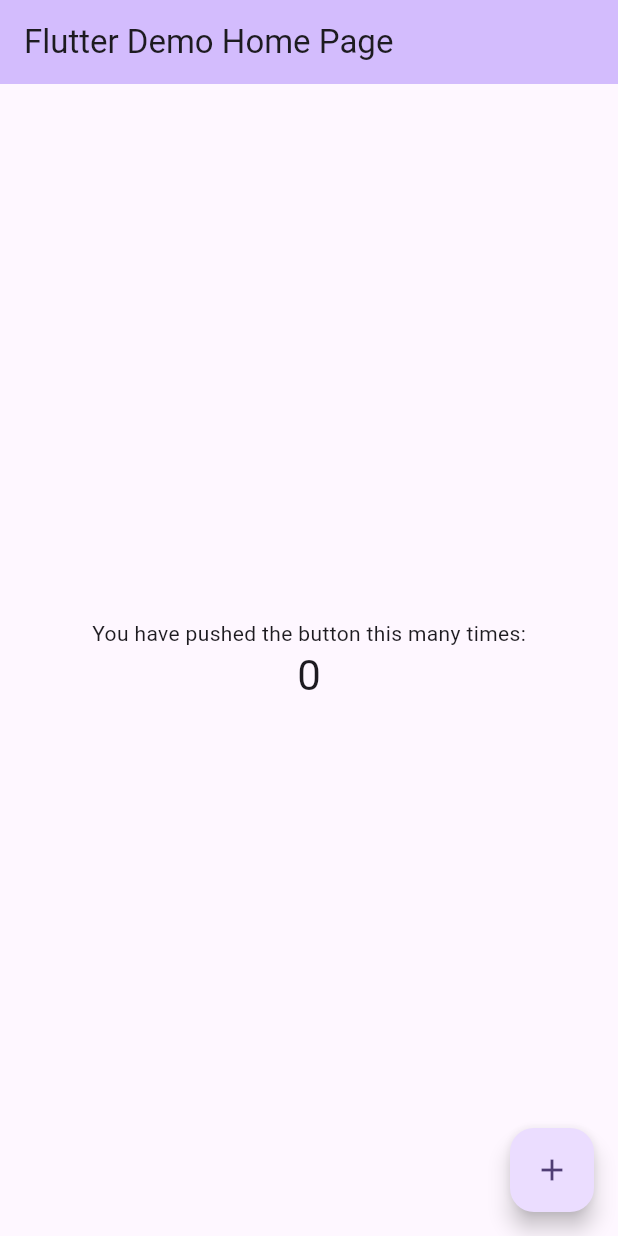
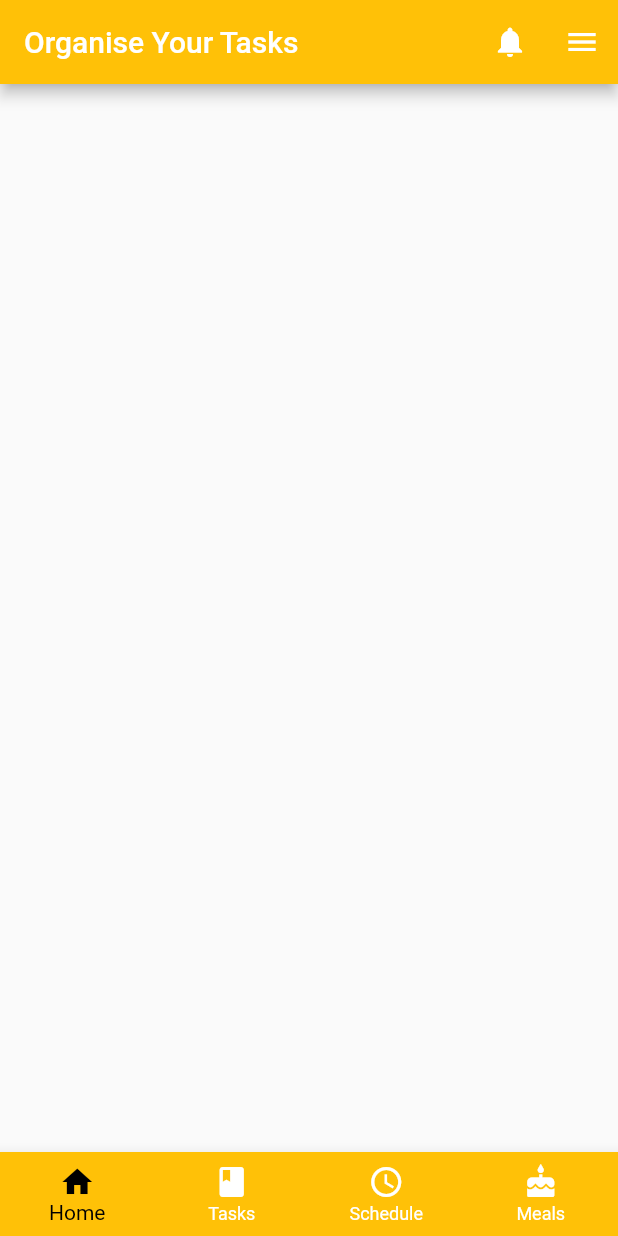
Before and after one commit to prenext/organiser, a Flutter app: the screen it shows after launch, on a phone screen of 412 x 824 dp. Run offline on Flutter 3.47's test engine with Material 2 defaults, Android fonts, the phone set to English and light mode, and no system bars.

Commit message:
add screens and page files

```diff
--- a/lib/main.dart
+++ b/lib/main.dart
@@ -1,125 +1,23 @@
 import 'package:flutter/material.dart';
+import 'pages/home/home_page.dart';
 
 void main() {
-  runApp(const MyApp());
+  runApp(const OrganiserApp());
 }
 
-class MyApp extends StatelessWidget {
-  const MyApp({super.key});
+class OrganiserApp extends StatefulWidget {
+  const OrganiserApp({Key? key}) : super(key: key);
 
-  // This widget is the root of your application.
+  @override
+  State<OrganiserApp> createState() => _OrganiserAppState();
+}
+
+class _OrganiserAppState extends State<OrganiserApp> {
   @override
   Widget build(BuildContext context) {
-    return MaterialApp(
-      title: 'Flutter Demo',
-      theme: ThemeData(
-        // This is the theme of your application.
-        //
-        // TRY THIS: Try running your application with "flutter run". You'll see
-        // the application has a blue toolbar. Then, without quitting the app,
-        // try changing the seedColor in the colorScheme below to Colors.green
-        // and then invoke "hot reload" (save your changes or press the "hot
-        // reload" button in a Flutter-supported IDE, or press "r" if you used
-        // the command line to start the app).
-        //
-        // Notice that the counter didn't reset back to zero; the application
-        // state is not lost during the reload. To reset the state, use hot
-        // restart instead.
-        //
-        // This works for code too, not just values: Most code changes can be
-        // tested with just a hot reload.
-        colorScheme: ColorScheme.fromSeed(seedColor: Colors.deepPurple),
-        useMaterial3: true,
-      ),
-      home: const MyHomePage(title: 'Flutter Demo Home Page'),
+    return const MaterialApp(
+      home: HomePage(),
+      debugShowCheckedModeBanner: false,
     );
   }
 }
-
-class MyHomePage extends StatefulWidget {
-  const MyHomePage({super.key, required this.title});
-
-  // This widget is the home page of your application. It is stateful, meaning
-  // that it has a State object (defined below) that contains fields that affect
-  // how it looks.
-
-  // This class is the configuration for the state. It holds the values (in this
-  // case the title) provided by the parent (in this case the App widget) and
-  // used by the build method of the State. Fields in a Widget subclass are
-  // always marked "final".
-
-  final String title;
-
-  @override
-  State<MyHomePage> createState() => _MyHomePageState();
-}
-
-class _MyHomePageState extends State<MyHomePage> {
-  int _counter = 0;
-
-  void _incrementCounter() {
-    setState(() {
-      // This call to setState tells the Flutter framework that something has
-      // changed in this State, which causes it to rerun the build method below
-      // so that the display can reflect the updated values. If we changed
-      // _counter without calling setState(), then the build method would not be
-      // called again, and so nothing would appear to happen.
-      _counter++;
-    });
-  }
-
-  @override
-  Widget build(BuildContext context) {
-    // This method is rerun every time setState is called, for instance as done
-    // by the _incrementCounter method above.
-    //
-    // The Flutter framework has been optimized to make rerunning build methods
-    // fast, so that you can just rebuild anything that needs updating rather
-    // than having to individually change instances of widgets.
-    return Scaffold(
-      appBar: AppBar(
-        // TRY THIS: Try changing the color here to a specific color (to
-        // Colors.amber, perhaps?) and trigger a hot reload to see the AppBar
-        // change color while the other colors stay the same.
-        backgroundColor: Theme.of(context).colorScheme.inversePrimary,
-        // Here we take the value from the MyHomePage object that was created by
-        // the App.build method, and use it to set our appbar title.
-        title: Text(widget.title),
-      ),
-      body: Center(
-        // Center is a layout widget. It takes a single child and positions it
-        // in the middle of the parent.
-        child: Column(
-          // Column is also a layout widget. It takes a list of children and
-          // arranges them vertically. By default, it sizes itself to fit its
-          // children horizontally, and tries to be as tall as its parent.
-          //
-          // Column has various properties to control how it sizes itself and
-          // how it positions its children. Here we use mainAxisAlignment to
-          // center the children vertically; the main axis here is the vertical
-          // axis because Columns are vertical (the cross axis would be
-          // horizontal).
-          //
-          // TRY THIS: Invoke "debug painting" (choose the "Toggle Debug Paint"
-          // action in the IDE, or press "p" in the console), to see the
-          // wireframe for each widget.
-          mainAxisAlignment: MainAxisAlignment.center,
-          children: <Widget>[
-            const Text(
-              'You have pushed the button this many times:',
-            ),
-            Text(
-              '$_counter',
-              style: Theme.of(context).textTheme.headlineMedium,
-            ),
-          ],
-        ),
-      ),
-      floatingActionButton: FloatingActionButton(
-        onPressed: _incrementCounter,
-        tooltip: 'Increment',
-        child: const Icon(Icons.add),
-      ), // This trailing comma makes auto-formatting nicer for build methods.
-    );
-  }
-}
--- /dev/null
+++ b/lib/pages/home/home_page.dart
@@ -0,0 +1,86 @@
+import 'package:flutter/material.dart';
+import 'screens/dashboard.dart';
+import 'screens/tasks.dart';
+import 'screens/meals.dart';
+import 'screens/schedules.dart';
+
+class HomePage extends StatefulWidget {
+  const HomePage({Key? key}) : super(key: key);
+
+  @override
+  State<HomePage> createState() => _HomePageState();
+}
+
+class _HomePageState extends State<HomePage> {
+  int currentIndex = 0;
+  final PageController _pageController = PageController();
+  final List<Widget> _screens = [
+    const Dashboard(),
+    const Tasks(),
+    const Schedule(),
+    const Meals(),
+  ];
+
+  @override
+  void dispose() {
+    _pageController.dispose();
+    super.dispose();
+  }
+
+  @override
+  Widget build(BuildContext context) {
+    return Scaffold(
+      appBar: AppBar(
+        backgroundColor: Colors.amber,
+        title: const Text('Organise Your Tasks'),
+        actions: <Widget>[
+          IconButton(
+            icon: const Icon(Icons.notifications),
+            onPressed: () {
+              // Handle the search icon tap
+            },
+          ),
+          IconButton(
+            icon: const Icon(Icons.menu),
+            onPressed: () {
+              // Handle the notifications icon tap
+            },
+          ),
+        ],
+      ),
+      body: PageView(
+        controller: _pageController,
+        children: _screens,
+        onPageChanged: (index) {
+          setState(() {
+            currentIndex = index;
+          });
+        },
+      ),
+      bottomNavigationBar: BottomNavigationBar(
+        type: BottomNavigationBarType.fixed,
+        fixedColor: Colors.black,
+        unselectedItemColor: Colors.white,
+        backgroundColor: Colors.amber,
+        items: const [
+          BottomNavigationBarItem(icon: Icon(Icons.home), label: 'Home'),
+          BottomNavigationBarItem(icon: Icon(Icons.book), label: 'Tasks'),
+          BottomNavigationBarItem(
+              icon: Icon(Icons.schedule), label: 'Schedule'),
+          BottomNavigationBarItem(icon: Icon(Icons.cake), label: 'Meals'),
+        ],
+        currentIndex: currentIndex,
+        onTap: (int index) {
+          setState(() {
+            currentIndex = index;
+          });
+          _pageController.animateToPage(
+            index,
+            duration: const Duration(milliseconds: 300),
+            curve: Curves.ease,
+          );
+        },
+      ),
+    );
+  }
+}
--- /dev/null
+++ b/lib/pages/home/screens/dashboard.dart
@@ -0,0 +1,42 @@
+import 'package:flutter/material.dart';
+
+class Dashboard extends StatefulWidget {
+  const Dashboard({super.key});
+
+  @override
+  State<Dashboard> createState() => _DashboardState();
+}
+
+class _DashboardState extends State<Dashboard> {
+  @override
+  Widget build(BuildContext context) {
+    return const Center(
+      child: Column(
+        children: [
+          SizedBox(
+              height: 200,
+              width: double.infinity - 100,
+              child:  Row(
+                mainAxisAlignment: MainAxisAlignment.spaceAround,
+                children:[
+                  Row(),
+               ]
+              ),
+          ),
+          Row(
+
+          ),
+          Row(
+
+          ),
+          Row(
+
+          ),
+          Row(
+
+          ),
+          ],
+      ),
+    );
+  }
+}
--- /dev/null
+++ b/lib/pages/home/screens/meals.dart
@@ -0,0 +1,15 @@
+import 'package:flutter/material.dart';
+
+
+
+
+class Meals extends StatelessWidget {
+  const Meals({super.key});
+
+  @override
+  Widget build(BuildContext context) {
+    return const Center(
+      child: Text('Meals Screen'),
+    );
+  }
+}
--- /dev/null
+++ b/lib/pages/home/screens/schedules.dart
@@ -0,0 +1,13 @@
+import 'package:flutter/material.dart';
+
+
+class Schedule extends StatelessWidget {
+  const Schedule({super.key});
+
+  @override
+  Widget build(BuildContext context) {
+    return const Center(
+      child: Text('Schedule Screen'),
+    );
+  }
+}
--- /dev/null
+++ b/lib/pages/home/screens/tasks.dart
@@ -0,0 +1,13 @@
+import 'package:flutter/material.dart';
+
+
+class Tasks extends StatelessWidget {
+  const Tasks({super.key});
+
+  @override
+  Widget build(BuildContext context) {
+    return const Center(
+      child: Text('Books Screen'),
+    );
+  }
+}
```
Also changed, not shown: 2 other files.
